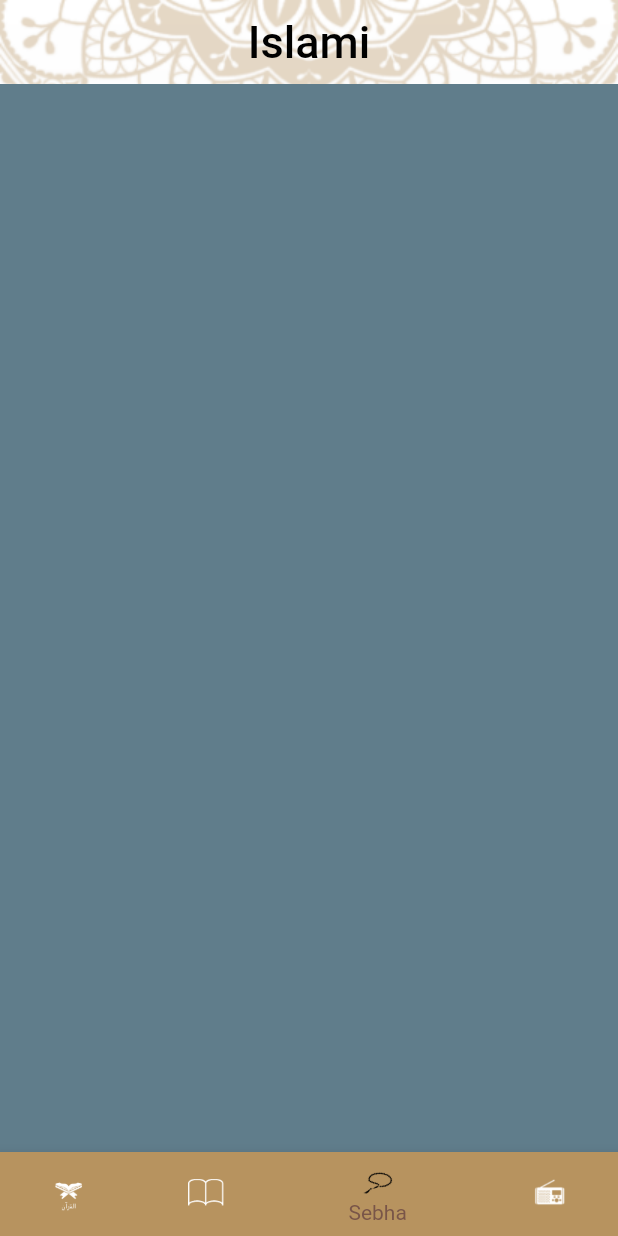
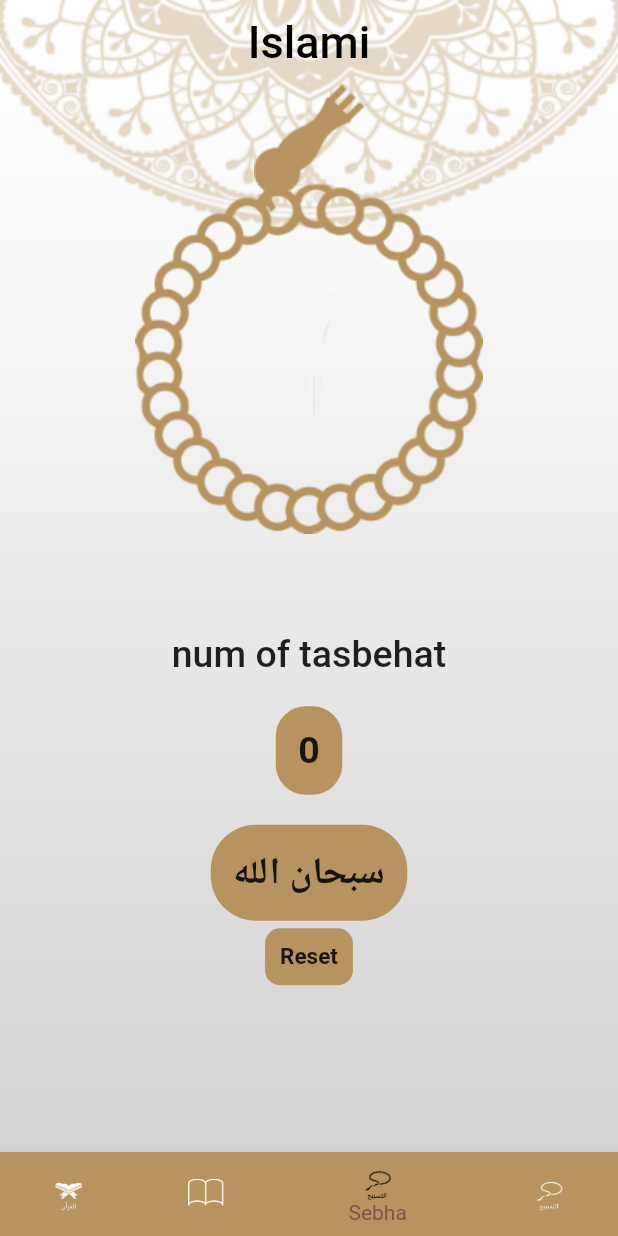
Before and after one commit to Awimer/islami, a Flutter app: the screen it shows after launch, item 3 of the bottom bar chosen, on a phone screen of 412 x 824 dp. Run offline on Flutter 3.47's test engine with Material 2 defaults, Android fonts, the phone set to English and light mode, and no system bars.

Commit message:
add tasbeh tab

```diff
--- a/lib/home/tasbeh/tasbeh_tab.dart
+++ b/lib/home/tasbeh/tasbeh_tab.dart
@@ -1,11 +1,113 @@
+
 import 'package:flutter/material.dart';
 
-class TasbehTab extends StatelessWidget{
+class TasbehTab extends StatefulWidget{
+  @override
+  State<TasbehTab> createState() => _TasbehTabState();
+}
+
+class _TasbehTabState extends State<TasbehTab> {
+  int counter =0;
+
+  List<String> tasbeh = [
+    'سبحان الله',
+    'الحمدلله',
+    'لا اله الا الله',
+    'الله اكبر',
+    'لا حول ولا قوة الا بالله'
+  ];
+
+  int index = 0;
+  double angle = 0;
   @override
   Widget build(BuildContext context) {
     return Container(
-      color: Colors.blueGrey,
+      width: double.infinity,
+      child: Column(
+        children: [
+        Stack(
+          alignment: Alignment.topCenter,
+            children: [
+              Image.asset('assets/images/head_of_sebha.png'),
+              InkWell(
+                onTap: onTasbehTab,
+                child: Padding(
+                  padding: EdgeInsets.all(MediaQuery.of(context).size.height * .08),
+                  child : Transform.rotate(angle: angle,
+                  child: Image.asset('assets/images/body_of_sebha.png'),
+                ),
+              ),
+              )],
+        ),
+          Text('num of tasbehat',
+          style: TextStyle(fontSize: 25,
+              fontWeight: FontWeight.w500,
+          ),
+          ),
+          SizedBox(height: 20,),
+          Container(
+            padding: EdgeInsets.all(15),
+            decoration: BoxDecoration(
+              borderRadius: BorderRadius.circular(20),
+              color: Color(0xffB7935F),
+            ),
+              child: Text('$counter',style:TextStyle(
+                fontSize: 25,
+                fontWeight: FontWeight.bold,
+              ),
+              ),
+
+          ),
+          SizedBox(height: 20,),
+          Container(
+            padding: EdgeInsets.all(15),
+            decoration: BoxDecoration(
+              borderRadius: BorderRadius.circular(30),
+              color: Color(0xffB7935F),
+            ),
+            child: Text('${tasbeh[index]}'
+              ,style:TextStyle(
+              fontSize: 25,
+              fontWeight: FontWeight.bold,
+            ),
+            ),
+          ),
+              SizedBox(height: 5,),
+              Container(
+                padding: EdgeInsets.all(10),
+                decoration: BoxDecoration(
+                  borderRadius: BorderRadius.circular(10),
+                  color: Color(0xffB7935F),
+                ),
+                child: InkWell(
+                    onTap: ResetCounter,
+                    child: Text('Reset',
+                    style: TextStyle(
+                      fontSize: 15,
+                      fontWeight: FontWeight.bold
+                    ),
+                    ),
+                ),
+              ),
+        ],
+      ),
     );
   }
 
+  void onTasbehTab(){
+    counter++;
+    if(counter % 33 == 0){
+      index++;
+    }
+    if (index==tasbeh.length){
+      index = 0;
+    }
+    angle += 1/33;
+    setState((){});
+
+  }
+  void ResetCounter(){
+    counter = 0;
+    setState((){});
+  }
 }
--- a/lib/home_screen.dart
+++ b/lib/home_screen.dart
@@ -57,7 +57,8 @@ class _HomeScreenState extends State<HomeScreen> {
                BottomNavigationBarItem(icon: ImageIcon(AssetImage('assets/images/quran.png')),label:'Quran'),
                BottomNavigationBarItem(icon: ImageIcon(AssetImage('assets/images/quran-quran-svgrepo-com.png')),label:'Hadeth'),
                BottomNavigationBarItem(icon: ImageIcon(AssetImage('assets/images/sebha.png')),label:'Sebha'),
-               BottomNavigationBarItem(icon: ImageIcon(AssetImage('assets/images/radio.png')),label:'Radio'),
+               BottomNavigationBarItem(icon: ImageIcon(AssetImage('assets/images/sebha.png')),label:'radio'),
+
 
              ],
            ),
```
Also changed, not shown: lib/home/hadeth/hadeth_tab.dart (+20 -3 lines), assets/images/2.0x/body_of_sebha@2x.png (added), assets/images/2.0x/head_of_sebha@2x.png (added), assets/images/3.0x/body_of_sebha@3x.png (added), assets/images/3.0x/head_of_sebha@3x.png (added), assets/images/body_of_sebha.png (added), assets/images/hadeth_header_image.png (added), assets/images/head_of_sebha.png (added), assets/images/quran_header_image.png (added), assets/images/radio.png (deleted), assets/images/sebha.png.
